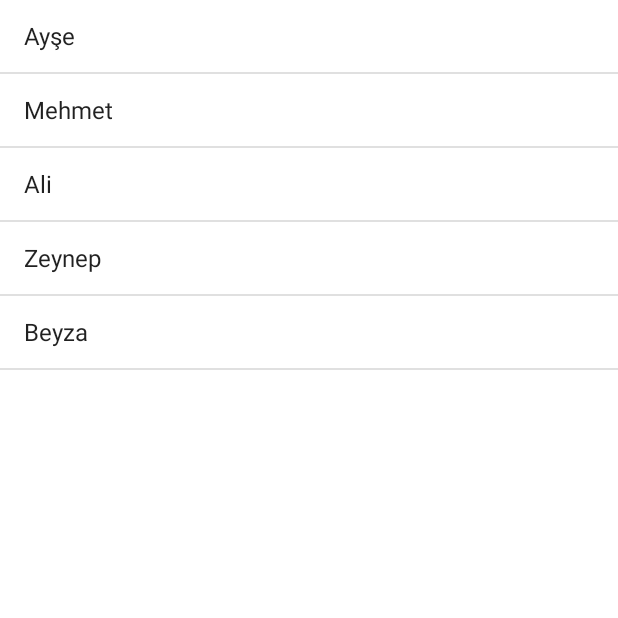
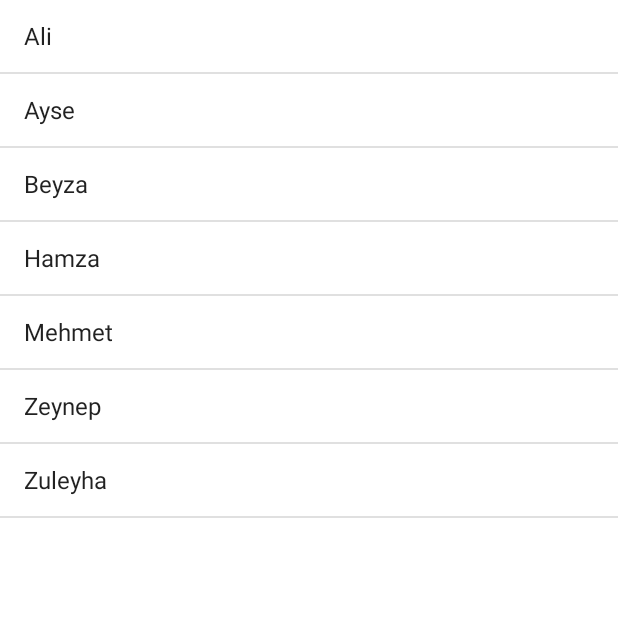
Before and after one commit to oznurozen/Contact-Book-App, an Android app: the Kisiler screen opened directly, with no data from a screen before it, on a phone screen of 412 x 824 dp, the top half of it. Run offline under Robolectric (Android 15) with nearby library versions, the phone set to English and light mode, and no system bars.

Commit message:
contact book app

```diff
--- a/app/src/main/java/com/ozen/contactbookapp/Kisiler.java
+++ b/app/src/main/java/com/ozen/contactbookapp/Kisiler.java
@@ -7,11 +7,13 @@ import android.widget.ListView;
 
 import androidx.appcompat.app.AppCompatActivity;
 
+import java.util.Arrays;
+
 public class Kisiler extends Activity {
 
     ListView kisilerListe;
 
-    private String[] kisiIsimleri={"Ayşe","Mehmet","Ali","Zeynep","Beyza"};
+    private String[] kisiIsimleri={"Ayse","Mehmet","Ali","Zeynep","Beyza","Zuleyha","Hamza"};
 
     @Override
     protected void onCreate(Bundle savedInstanceState) {
@@ -19,8 +21,11 @@ public class Kisiler extends Activity {
         setContentView(R.layout.kisiler);
 
        kisilerListe = findViewById(R.id.kisilerListe);
+
+
         ArrayAdapter<String> adapter = new ArrayAdapter<String>(this, android.R.layout.simple_list_item_1 , android.R.id.text1, kisiIsimleri);
-
+        Arrays.sort(kisiIsimleri);
+        Arrays.toString(kisiIsimleri);
         kisilerListe.setAdapter(adapter);
     }
 }
--- a/app/src/main/res/layout/arama.xml
+++ b/app/src/main/res/layout/arama.xml
@@ -2,6 +2,7 @@
 <androidx.constraintlayout.widget.ConstraintLayout xmlns:android="http://schemas.android.com/apk/res/android"
     android:layout_width="match_parent"
     android:layout_height="match_parent"
+    android:orientation="horizontal"
     xmlns:tools="http://schemas.android.com/tools"
     xmlns:app="http://schemas.android.com/apk/res-auto">
 
```
